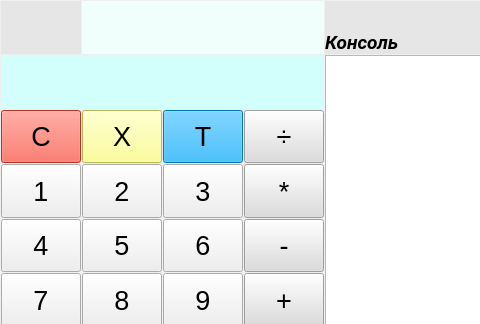
First picture: the form in InteltehCalculator/mainwindow.ui, repository Dronches/InteltehCalculator, before the edit; both pictures show x 0 to 480 and y 0 to 324 of the 641 by 435 pixel window.
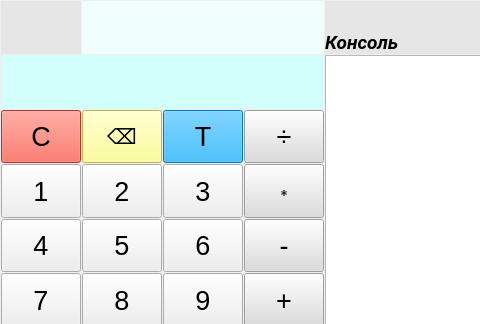
Second picture: the form after the edit.

Commit message: Edit signs for special operation mult and del

```diff
--- a/InteltehCalculator/mainwindow.ui
+++ b/InteltehCalculator/mainwindow.ui
@@ -331,14 +331,14 @@
         </property>
         <property name="font">
          <font>
-          <pointsize>20</pointsize>
+          <pointsize>16</pointsize>
          </font>
         </property>
         <property name="styleSheet">
          <string notr="true">background-color: rgb(255, 255, 127);</string>
         </property>
         <property name="text">
-         <string>X</string>
+         <string>⌫</string>
         </property>
        </widget>
       </item>
@@ -517,14 +517,14 @@
         </property>
         <property name="font">
          <font>
-          <pointsize>20</pointsize>
+          <pointsize>16</pointsize>
          </font>
         </property>
         <property name="styleSheet">
          <string notr="true">background-color: rgb(220, 220, 220);</string>
         </property>
         <property name="text">
-         <string>*</string>
+         <string>∗</string>
         </property>
        </widget>
       </item>
```
